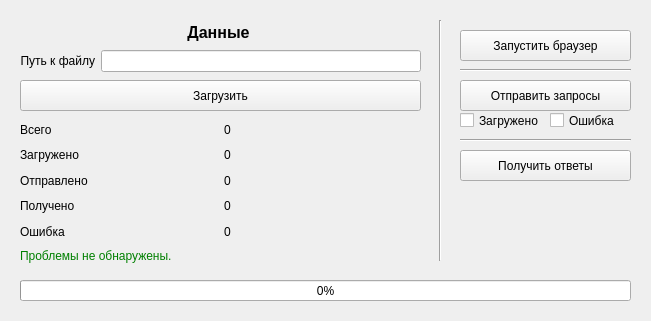
Old version of the form src/gui/view.ui in the repository RostHarcha/rosreestr.ru_parser.
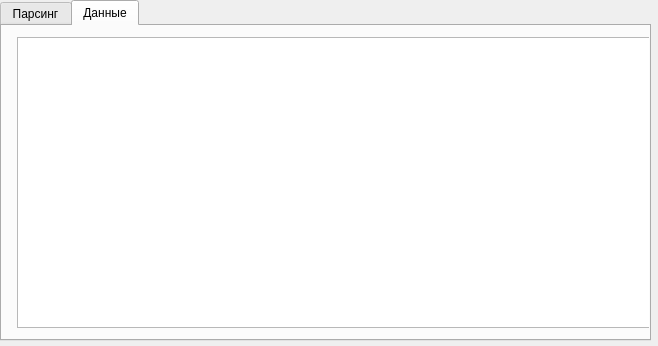
New version of the form. The open tabs and pages were chosen to show the change.

```diff
--- a/src/gui/view.ui
+++ b/src/gui/view.ui
@@ -10,13 +10,29 @@
    <rect>
     <x>0</x>
     <y>0</y>
-    <width>651</width>
-    <height>321</height>
+    <width>658</width>
+    <height>346</height>
    </rect>
   </property>
   <property name="windowTitle">
    <string>Парсер rosreestr.ru by @rostislaww</string>
   </property>
+  <widget class="QTabWidget" name="tabWidget">
+   <property name="geometry">
+    <rect>
+     <x>0</x>
+     <y>0</y>
+     <width>651</width>
+     <height>341</height>
+    </rect>
+   </property>
+   <property name="currentIndex">
+    <number>0</number>
+   </property>
+   <widget class="QWidget" name="tab">
+    <attribute name="title">
+     <string>Парсинг</string>
+    </attribute>
   <widget class="QWidget" name="widget" native="true">
    <property name="geometry">
     <rect>
@@ -341,6 +357,87 @@
     <property name="orientation">
      <enum>Qt::Horizontal</enum>
     </property>
+     </widget>
+     <widget class="QPushButton" name="clear_stat">
+      <property name="geometry">
+       <rect>
+        <x>340</x>
+        <y>10</y>
+        <width>75</width>
+        <height>23</height>
+       </rect>
+      </property>
+      <property name="text">
+       <string>Сброс</string>
+      </property>
+     </widget>
+    </widget>
+   </widget>
+   <widget class="QWidget" name="tab_2">
+    <attribute name="title">
+     <string>Данные</string>
+    </attribute>
+    <widget class="QTableWidget" name="tableWidget">
+     <property name="geometry">
+      <rect>
+       <x>15</x>
+       <y>11</y>
+       <width>641</width>
+       <height>291</height>
+      </rect>
+     </property>
+     <property name="columnCount">
+      <number>3</number>
+     </property>
+     <attribute name="horizontalHeaderVisible">
+      <bool>false</bool>
+     </attribute>
+     <attribute name="horizontalHeaderCascadingSectionResizes">
+      <bool>false</bool>
+     </attribute>
+     <attribute name="horizontalHeaderDefaultSectionSize">
+      <number>200</number>
+     </attribute>
+     <attribute name="horizontalHeaderHighlightSections">
+      <bool>true</bool>
+     </attribute>
+     <attribute name="horizontalHeaderShowSortIndicator" stdset="0">
+      <bool>false</bool>
+     </attribute>
+     <attribute name="horizontalHeaderStretchLastSection">
+      <bool>false</bool>
+     </attribute>
+     <attribute name="verticalHeaderVisible">
+      <bool>false</bool>
+     </attribute>
+     <attribute name="verticalHeaderCascadingSectionResizes">
+      <bool>false</bool>
+     </attribute>
+     <attribute name="verticalHeaderHighlightSections">
+      <bool>true</bool>
+     </attribute>
+     <attribute name="verticalHeaderShowSortIndicator" stdset="0">
+      <bool>false</bool>
+     </attribute>
+     <attribute name="verticalHeaderStretchLastSection">
+      <bool>false</bool>
+     </attribute>
+     <column>
+      <property name="text">
+       <string>Кадастровый номер</string>
+      </property>
+     </column>
+     <column>
+      <property name="text">
+       <string>Добавлен в</string>
+      </property>
+     </column>
+     <column>
+      <property name="text">
+       <string>Статус</string>
+      </property>
+     </column>
+    </widget>
    </widget>
   </widget>
  </widget>
```
Lines whose indentation alone changed are shown as unchanged.
